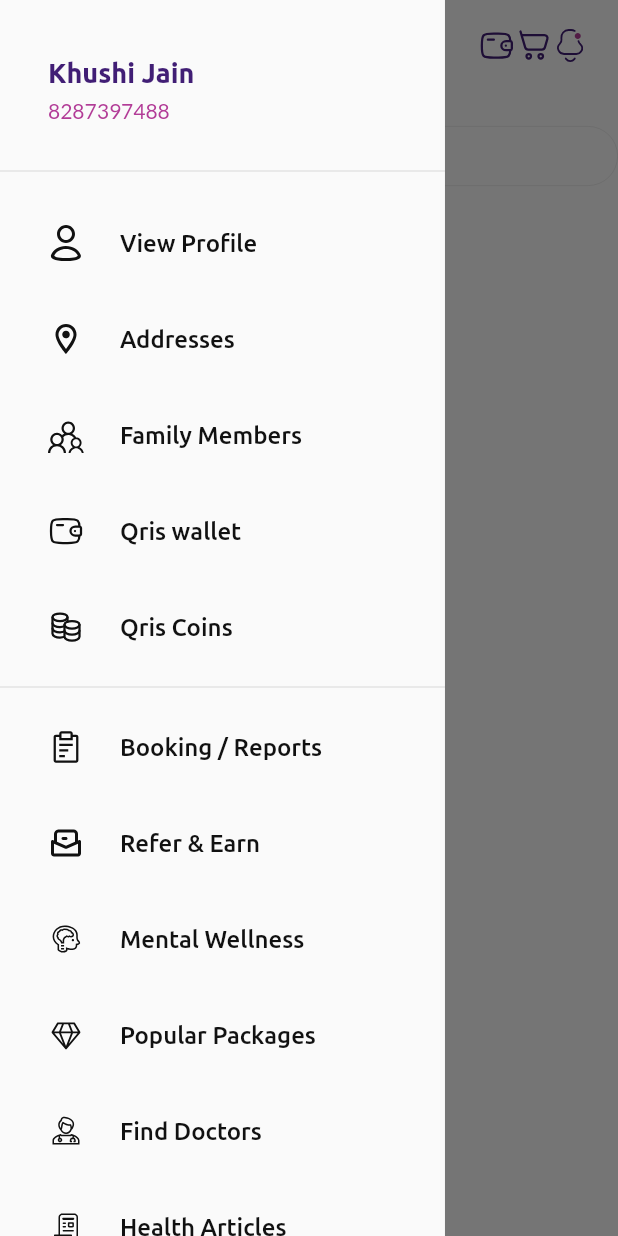
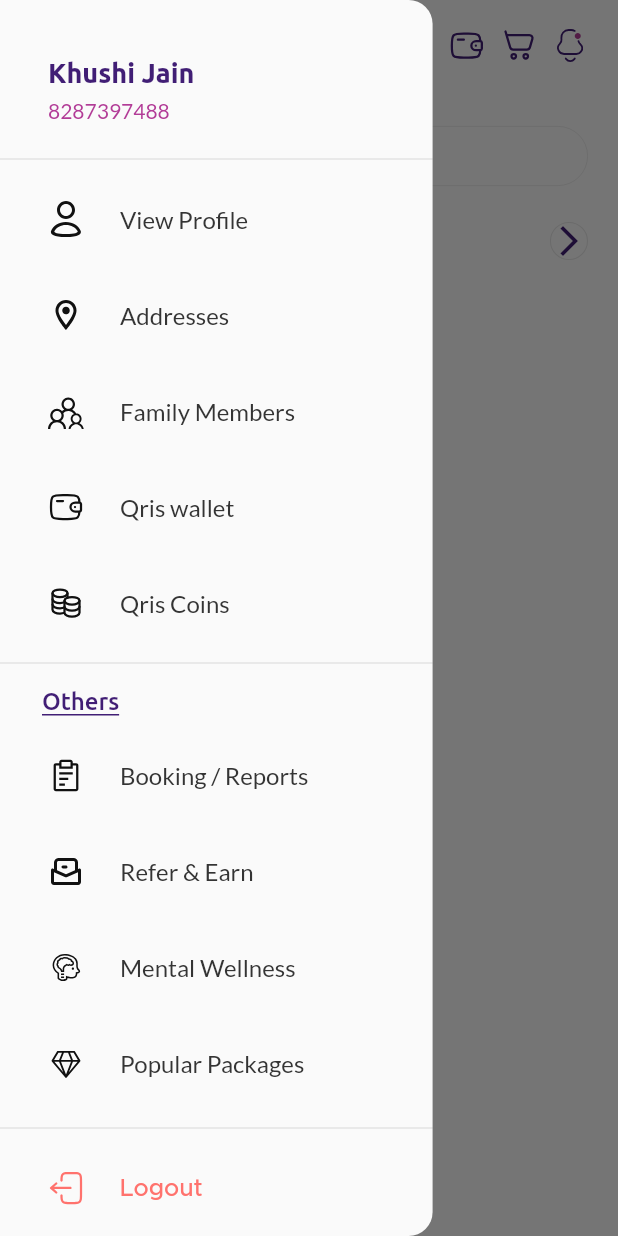
Before and after one commit to info-qrishealth/qris-app-flutter, a Flutter app: the HomeScreen screen opened directly, with the side drawer open, on a phone screen of 412 x 824 dp. Run offline on Flutter 3.47's test engine with Material 3 defaults, Android fonts, the phone set to English and light mode, and no system bars; our stand-ins replace flutter_svg, get, pin_code_fields.

Commit message:
App bar and app drawer completed.

```diff
--- a/lib/modules/home_module/components/home_screen_app_bar.dart
+++ b/lib/modules/home_module/components/home_screen_app_bar.dart
@@ -15,7 +15,6 @@ class HomeScreenAppBar extends StatelessWidget implements PreferredSizeWidget {
         child: Container(
             padding:
                 EdgeInsets.symmetric(horizontal: AppConstants.scaffoldPadding),
-            decoration: BoxDecoration(),
             child: Row(children: [
               InkWell(
                   onTap: () {
@@ -23,12 +22,15 @@ class HomeScreenAppBar extends StatelessWidget implements PreferredSizeWidget {
                   },
                   child:
                       SvgPicture.asset('assets/images/icons/drawer_icon.svg')),
+              SizedBox(width: 24),
               Expanded(
                   child: Column(
+                      mainAxisAlignment: MainAxisAlignment.center,
                       crossAxisAlignment: CrossAxisAlignment.stretch,
                       children: [
                     Text('Welcome, Khushi!',
                         style: _textTheme.titleLarge!.copyWith(
+                            color: AppColors.primaryBlue,
                             fontWeight: FontWeight.w700,
                             fontFamily: AppConstants.latoFontFamily)),
                     Row(children: [
@@ -42,8 +44,10 @@ class HomeScreenAppBar extends StatelessWidget implements PreferredSizeWidget {
                   ])),
               SvgPicture.asset(
                   'assets/images/icons/home_screen_icons/wallet_icon.svg'),
+              SizedBox(width: 10),
               SvgPicture.asset(
                   'assets/images/icons/home_screen_icons/cart_icon.svg'),
+              SizedBox(width: 10),
               SvgPicture.asset(
                   'assets/images/icons/home_screen_icons/notification_icon.svg'),
             ])));
--- a/lib/modules/home_module/screens/home_screen.dart
+++ b/lib/modules/home_module/screens/home_screen.dart
@@ -1,7 +1,11 @@
 import 'package:flutter/material.dart';
+import 'package:get/get.dart';
+import 'package:qris_health/constants/app_constants.dart';
 import 'package:qris_health/modules/home_module/components/home_screen_app_bar.dart';
 import 'package:qris_health/shared/components/filter_textfield.dart';
 import 'package:qris_health/shared/components/main_drawer.dart';
+import 'package:qris_health/shared/components/outlined_icon_button.dart';
+import 'package:qris_health/styles/app_colors.dart';
 
 class HomeScreen extends StatefulWidget {
   const HomeScreen({super.key});
@@ -11,6 +15,7 @@ class HomeScreen extends StatefulWidget {
 }
 
 class _HomeScreenState extends State<HomeScreen> {
+  final _textTheme = Get.textTheme;
   final _scaffoldKey = GlobalKey<ScaffoldState>();
   final _searchController = TextEditingController();
 
@@ -22,7 +27,8 @@ class _HomeScreenState extends State<HomeScreen> {
         appBar: HomeScreenAppBar(scaffoldKey: _scaffoldKey),
         body: SafeArea(
             child: ListView(
-                padding: EdgeInsets.symmetric(vertical: 24),
+                padding: EdgeInsets.symmetric(
+                    vertical: 24, horizontal: AppConstants.scaffoldPadding),
                 children: [
               FilterTextField(
                   onFieldSubmitted: (value) {},
@@ -31,6 +37,16 @@ class _HomeScreenState extends State<HomeScreen> {
                   hintText: 'Search for Blood tests / Packages....',
                   suffixIcon: null),
               SizedBox(height: 24),
+              Row(children: [
+                Expanded(
+                    child: Text('Popular blood test packages',
+                        style: _textTheme.titleMedium!
+                            .copyWith(fontWeight: FontWeight.w700))),
+                OutlinedIconButton(
+                    onTap: () {},
+                    icon: Icon(Icons.arrow_forward_ios,
+                        color: AppColors.primaryBlue)),
+              ])
             ])));
   }
 }
--- a/lib/shared/components/main_drawer.dart
+++ b/lib/shared/components/main_drawer.dart
@@ -1,6 +1,7 @@
 import 'package:flutter/material.dart';
 import 'package:flutter_svg/svg.dart';
 import 'package:get/get.dart';
+import 'package:qris_health/constants/app_constants.dart';
 
 import '../../styles/app_colors.dart';
 import 'common_divider.dart';
@@ -12,9 +13,15 @@ class MainDrawer extends StatelessWidget {
   @override
   Widget build(BuildContext context) {
     return Drawer(
+        shape: RoundedRectangleBorder(
+            borderRadius: BorderRadius.only(
+                topRight: Radius.circular(16),
+                bottomRight: Radius.circular(16))),
         shadowColor: Colors.transparent,
-        width: Get.width * 0.72,
+        width: Get.width * 0.7,
         child: SafeArea(
+            child: Column(children: [
+          Expanded(
               child: ListView(children: [
             SizedBox(height: GetPlatform.isIOS ? 32 : 38),
             Padding(
@@ -32,10 +39,8 @@ class MainDrawer extends StatelessWidget {
                               color: AppColors.primaryPink,
                               fontWeight: FontWeight.w400)),
                     ])),
-          const SizedBox(height: 24),
+            const SizedBox(height: 16),
             const CommonDivider(),
-          Column(crossAxisAlignment: CrossAxisAlignment.stretch, children: [
-            const SizedBox(height: 8),
             _buildListTile(
                 svgPath: 'assets/images/icons/drawer_icons/profile_icon.svg',
                 title: 'View Profile',
@@ -57,6 +62,22 @@ class MainDrawer extends StatelessWidget {
                 title: 'Qris Coins',
                 onTap: () {}),
             CommonDivider(),
+            SizedBox(height: 8),
+            Align(
+                alignment: Alignment.centerLeft,
+                child: Padding(
+                    padding: const EdgeInsets.symmetric(horizontal: 28),
+                    child: UnconstrainedBox(
+                        child: Container(
+                            decoration: BoxDecoration(
+                                border: Border(
+                                    bottom: BorderSide(
+                                        color: AppColors.primaryBlue))),
+                            child: Text('Others',
+                                style: _textTheme.titleMedium!.copyWith(
+                                    color: AppColors.primaryBlue,
+                                    fontWeight: FontWeight.w500)))))),
+            SizedBox(height: 8),
             _buildListTile(
                 svgPath: 'assets/images/icons/drawer_icons/booking_icon.svg',
                 title: 'Booking / Reports',
@@ -82,29 +103,35 @@ class MainDrawer extends StatelessWidget {
                 svgPath: 'assets/images/icons/drawer_icons/article_icon.svg',
                 title: 'Health Articles',
                 onTap: () {}),
-          ]),
+          ])),
           CommonDivider(),
           _buildListTile(
               svgPath: 'assets/images/icons/drawer_icons/logout_icon.svg',
               title: 'Logout',
-              onTap: () {})
+              onTap: () {},
+              fontFamily: AppConstants.metropolisFontFamily,
+              color: AppColors.red)
         ])));
   }
 
   Widget _buildListTile(
       {required String svgPath,
       required String title,
-      required Function()? onTap}) {
+      required Function()? onTap,
+      String? fontFamily,
+      Color? color}) {
     return InkWell(
         onTap: onTap,
         child: Padding(
             padding: const EdgeInsets.symmetric(horizontal: 32, vertical: 20),
             child: Row(children: [
-              SvgPicture.asset(svgPath, color: AppColors.black),
+              SvgPicture.asset(svgPath, color: color ?? AppColors.black),
               const SizedBox(width: 24),
               Text(title,
                   style: _textTheme.titleMedium!.copyWith(
-                      color: AppColors.black, fontWeight: FontWeight.w500)),
+                      color: color ?? AppColors.textColor,
+                      fontWeight: FontWeight.w500,
+                      fontFamily: fontFamily ?? AppConstants.latoFontFamily)),
             ])));
   }
 }
--- /dev/null
+++ b/lib/shared/components/outlined_icon_button.dart
@@ -0,0 +1,28 @@
+import 'package:flutter/material.dart';
+
+import '../../styles/app_colors.dart';
+
+class OutlinedIconButton extends StatelessWidget {
+  final Color? backgroundColor;
+  final Icon icon;
+  final Function() onTap;
+  const OutlinedIconButton(
+      {super.key,
+      this.backgroundColor,
+      required this.onTap,
+      required this.icon});
+
+  @override
+  Widget build(BuildContext context) {
+    return GestureDetector(
+        onTap: onTap,
+        child: Container(
+            decoration: BoxDecoration(
+                shape: BoxShape.circle,
+                color: backgroundColor,
+                border: Border.all(
+                    width: 0.7,
+                    color: backgroundColor ?? Colors.black.withOpacity(0.09))),
+            child: icon));
+  }
+}
--- a/lib/styles/app_colors.dart
+++ b/lib/styles/app_colors.dart
@@ -4,7 +4,7 @@ class AppColors {
   static const primaryBlue = Color(0xFF411E75);
   static const primaryPink = Color(0xFFB23C97);
   static const black = Color(0xff111111);
-  static const red = Color(0xffFF4B4B);
+  static const red = Color(0xFFFF726D);
   static const green = Color(0xff48A726);
   static const gold = Color(0xFFDDBA5A);
   static const lightText = Color(0xFF474747);
```
Lines whose indentation alone changed are shown as unchanged.
